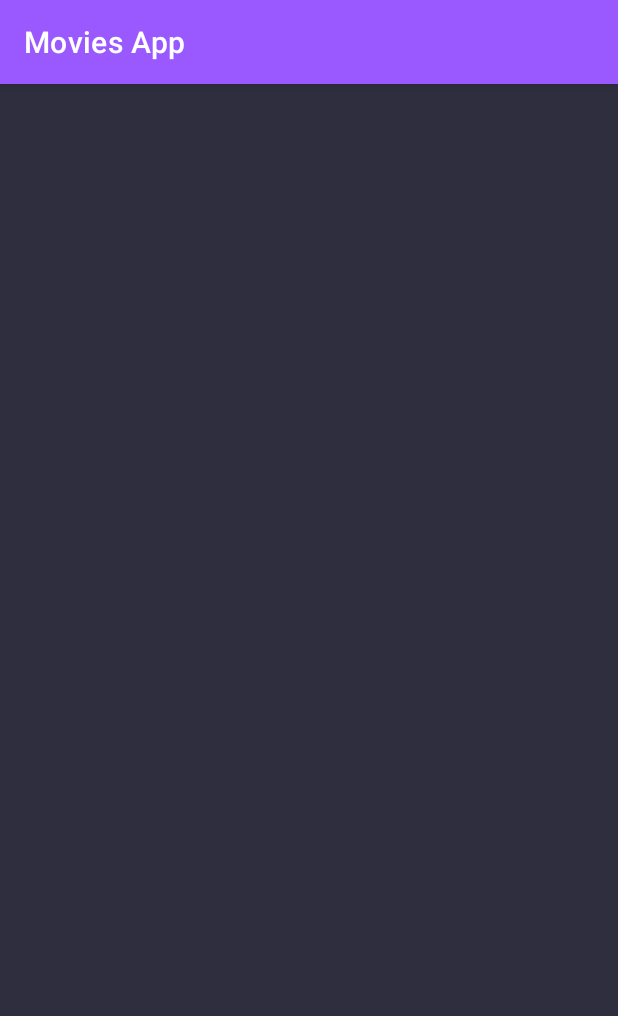
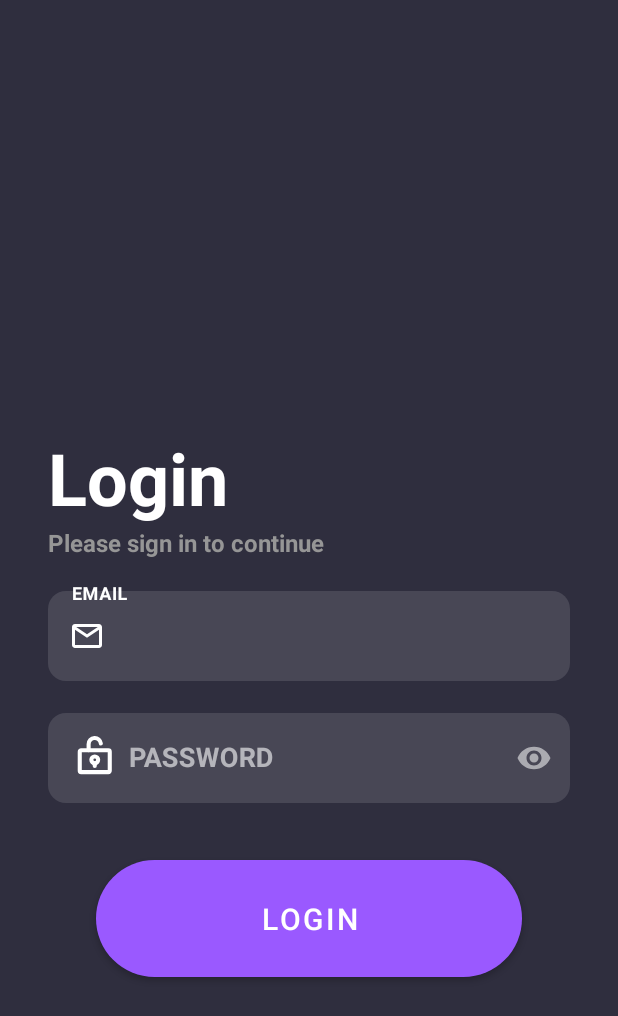
Before and after one commit to punnales/movies_app, an Android app: the screen it shows after launch (MainActivity), on a phone screen of 412 x 824 dp. Shown: the top 1016 px of the screen. Run offline under Robolectric (Android 15) with nearby library versions, the phone set to English and light mode, and no system bars; our stand-ins replace Dagger/Hilt's generated code; 1 statement that could not run was skipped.

Commit message:
Add: Login fragment views.

```diff
--- a/app/src/main/java/com/punnales/moviesapp/presentation/login/LoginFragment.kt
+++ b/app/src/main/java/com/punnales/moviesapp/presentation/login/LoginFragment.kt
@@ -3,12 +3,13 @@ package com.punnales.moviesapp.presentation.login
 import android.os.Bundle
 import android.view.View
 import androidx.fragment.app.viewModels
+import com.punnales.moviesapp.R
 import com.punnales.moviesapp.core.mvi.*
 import com.punnales.moviesapp.databinding.FragmentLoginBinding
 import dagger.hilt.android.AndroidEntryPoint
 
 @AndroidEntryPoint
-class LoginFragment : AMviFragment<LoginFragment.UserIntent, LoginFragment.ViewState, LoginFragment.SingleEvent, LoginViewModel>() {
+class LoginFragment : AMviFragment<LoginFragment.UserIntent, LoginFragment.ViewState, LoginFragment.SingleEvent, LoginViewModel>(R.layout.fragment_login) {
 
     override val viewModel: LoginViewModel by viewModels()
 
@@ -20,13 +21,13 @@ class LoginFragment : AMviFragment<LoginFragment.UserIntent, LoginFragment.ViewS
     }
 
     override fun setupViews() {
-        TODO("Not yet implemented")
+
     }
 
     override fun render(viewState: ViewState) {
         when (viewState) {
-            ViewState.Idle -> TODO()
-            ViewState.Loading -> TODO()
+            ViewState.Idle -> {}
+            ViewState.Loading -> {}
         }
     }
 
@@ -35,7 +36,7 @@ class LoginFragment : AMviFragment<LoginFragment.UserIntent, LoginFragment.ViewS
     }
 
     sealed class UserIntent : MviIntent {
-        class Login(val user: String, val password: String): UserIntent()
+        class Login(val user: String, val password: String) : UserIntent()
     }
 
     sealed class ViewState : MviViewState {
--- /dev/null
+++ b/app/src/main/res/drawable/ic_baseline_email_24.xml
@@ -0,0 +1,5 @@
+<vector android:height="24dp" android:tint="#FFFFFF"
+    android:viewportHeight="24" android:viewportWidth="24"
+    android:width="24dp" xmlns:android="http://schemas.android.com/apk/res/android">
+    <path android:fillColor="@android:color/white" android:pathData="M20,4L4,4c-1.1,0 -1.99,0.9 -1.99,2L2,18c0,1.1 0.9,2 2,2h16c1.1,0 2,-0.9 2,-2L22,6c0,-1.1 -0.9,-2 -2,-2zM20,8l-8,5 -8,-5L4,6l8,5 8,-5v2z"/>
+</vector>
--- /dev/null
+++ b/app/src/main/res/drawable/ic_email.xml
@@ -0,0 +1,9 @@
+<vector xmlns:android="http://schemas.android.com/apk/res/android"
+    android:width="20dp"
+    android:height="16dp"
+    android:viewportWidth="20"
+    android:viewportHeight="16">
+  <path
+      android:pathData="M18,16H2C1.4696,16 0.9609,15.7893 0.5858,15.4142C0.2107,15.0391 0,14.5304 0,14V1.913C0.0224,1.3978 0.243,0.9112 0.6157,0.5547C0.9883,0.1982 1.4843,-0.0005 2,0H18C18.5304,0 19.0391,0.2107 19.4142,0.5858C19.7893,0.9609 20,1.4696 20,2V14C20,14.5304 19.7893,15.0391 19.4142,15.4142C19.0391,15.7893 18.5304,16 18,16ZM2,3.868V14H18V3.868L10,9.2L2,3.868ZM2.8,2L10,6.8L17.2,2H2.8Z"
+      android:fillColor="#FFFFFF"/>
+</vector>
--- /dev/null
+++ b/app/src/main/res/drawable/ic_password.xml
@@ -0,0 +1,19 @@
+<vector android:height="30dp" android:viewportHeight="33"
+    android:viewportWidth="33" android:width="30dp" xmlns:android="http://schemas.android.com/apk/res/android">
+    <path android:fillColor="#00000000"
+        android:pathData="M16.6875,20.7333C18.0682,20.7333 19.1875,19.614 19.1875,18.2333C19.1875,16.8526 18.0682,15.7333 16.6875,15.7333C15.3068,15.7333 14.1875,16.8526 14.1875,18.2333C14.1875,19.614 15.3068,20.7333 16.6875,20.7333Z"
+        android:strokeColor="#fff" android:strokeLineCap="round"
+        android:strokeLineJoin="round" android:strokeWidth="3"/>
+    <path android:fillColor="#00000000"
+        android:pathData="M16.6875,20.7333V22.7333"
+        android:strokeColor="#fff" android:strokeLineCap="round"
+        android:strokeLineJoin="round" android:strokeWidth="3"/>
+    <path android:fillColor="#00000000"
+        android:pathData="M26.6875,11.2333H6.6875C6.1352,11.2333 5.6875,11.681 5.6875,12.2333V26.2333C5.6875,26.7856 6.1352,27.2333 6.6875,27.2333H26.6875C27.2398,27.2333 27.6875,26.7856 27.6875,26.2333V12.2333C27.6875,11.681 27.2398,11.2333 26.6875,11.2333Z"
+        android:strokeColor="#fff" android:strokeLineCap="round"
+        android:strokeLineJoin="round" android:strokeWidth="3"/>
+    <path android:fillColor="#00000000"
+        android:pathData="M12.1875,11.2333V6.7333C12.1805,5.5785 12.6178,4.4652 13.4088,3.6238C14.1998,2.7824 15.284,2.2774 16.4371,2.2132C17.5901,2.1489 18.7237,2.5304 19.6033,3.2787C20.4829,4.027 21.0411,5.0848 21.1625,6.2333"
+        android:strokeColor="#fff" android:strokeLineCap="round"
+        android:strokeLineJoin="round" android:strokeWidth="3"/>
+</vector>
--- a/app/src/main/res/layout/fragment_login.xml
+++ b/app/src/main/res/layout/fragment_login.xml
@@ -1,6 +1,102 @@
 <?xml version="1.0" encoding="utf-8"?>
 <androidx.constraintlayout.widget.ConstraintLayout xmlns:android="http://schemas.android.com/apk/res/android"
+    xmlns:app="http://schemas.android.com/apk/res-auto"
     android:layout_width="match_parent"
     android:layout_height="match_parent">
 
+    <com.google.android.material.textview.MaterialTextView
+        android:id="@+id/tv_login_title"
+        android:layout_width="wrap_content"
+        android:layout_height="wrap_content"
+        android:layout_marginTop="64dp"
+        android:text="@string/login"
+        android:textColor="@color/white"
+        android:textSize="48sp"
+        android:textStyle="bold"
+        app:layout_constraintStart_toStartOf="@+id/til_login_email"
+        app:layout_constraintTop_toBottomOf="@+id/iv_login_image" />
+
+    <androidx.appcompat.widget.AppCompatImageView
+        android:id="@+id/iv_login_image"
+        android:layout_width="170dp"
+        android:layout_height="170dp"
+        app:layout_constraintBottom_toBottomOf="parent"
+        app:layout_constraintEnd_toEndOf="parent"
+        app:layout_constraintStart_toStartOf="parent"
+        app:layout_constraintTop_toTopOf="parent"
+        app:layout_constraintVertical_bias="0.08" />
+
+    <com.google.android.material.textview.MaterialTextView
+        android:id="@+id/tv_login_subtitle"
+        android:layout_width="wrap_content"
+        android:layout_height="wrap_content"
+        android:text="@string/login_subtitle"
+        android:textColor="@color/stroke_gray"
+        android:textSize="16sp"
+        android:textStyle="bold"
+        app:layout_constraintStart_toStartOf="@+id/til_login_email"
+        app:layout_constraintTop_toBottomOf="@+id/tv_login_title" />
+
+    <com.google.android.material.textfield.TextInputLayout
+        android:id="@+id/til_login_email"
+        style="@style/MovieApp.TextInputLayout"
+        android:layout_width="0dp"
+        android:layout_height="wrap_content"
+        android:layout_marginStart="32dp"
+        android:layout_marginTop="16dp"
+        android:layout_marginEnd="32dp"
+        android:hint="@string/email"
+        app:layout_constraintEnd_toEndOf="parent"
+        app:layout_constraintStart_toStartOf="parent"
+        app:layout_constraintTop_toBottomOf="@+id/tv_login_subtitle">
+
+        <com.google.android.material.textfield.TextInputEditText
+            android:id="@+id/et_login_email"
+            style="@style/MovieApp.TextInputEditText"
+            android:layout_width="match_parent"
+            android:layout_height="60dp"
+            android:drawableStart="@drawable/ic_email"
+            android:inputType="textEmailAddress" />
+    </com.google.android.material.textfield.TextInputLayout>
+
+
+    <com.google.android.material.textfield.TextInputLayout
+        android:id="@+id/til_login_password"
+        style="@style/MovieApp.TextInputLayout"
+        android:layout_width="0dp"
+        android:layout_height="wrap_content"
+        android:layout_marginStart="32dp"
+        android:layout_marginTop="16dp"
+        android:layout_marginEnd="32dp"
+        android:hint="@string/password"
+        app:endIconMode="password_toggle"
+        app:layout_constraintEnd_toEndOf="parent"
+        app:layout_constraintHorizontal_bias="0.0"
+        app:layout_constraintStart_toStartOf="parent"
+        app:layout_constraintTop_toBottomOf="@+id/til_login_email">
+
+        <com.google.android.material.textfield.TextInputEditText
+            android:id="@+id/et_login_password"
+            style="@style/MovieApp.TextInputEditText"
+            android:layout_width="match_parent"
+            android:layout_height="60dp"
+            android:drawableStart="@drawable/ic_password"
+            android:inputType="textPassword" />
+    </com.google.android.material.textfield.TextInputLayout>
+
+    <com.google.android.material.button.MaterialButton
+        style="@style/Widget.MaterialComponents.Button"
+        android:layout_width="0dp"
+        android:layout_height="90dp"
+        android:layout_marginStart="32dp"
+        android:layout_marginTop="32dp"
+        android:layout_marginEnd="32dp"
+        android:text="@string/login"
+        android:textSize="20sp"
+        app:layout_constraintEnd_toEndOf="@+id/til_login_password"
+        app:layout_constraintStart_toStartOf="@+id/til_login_password"
+        app:layout_constraintTop_toBottomOf="@+id/til_login_password"
+        app:shapeAppearance="@style/MovieApp.PrimaryButtonShapeAppearance" />
+
+
 </androidx.constraintlayout.widget.ConstraintLayout>
--- a/app/src/main/res/values/colors.xml
+++ b/app/src/main/res/values/colors.xml
@@ -4,6 +4,7 @@
     <color name="black_variant">#3C3D51</color>
     <color name="purple_primary">#9A59FF</color>
     <color name="purple_variant">#A05BC2</color>
+    <color name="stroke_gray">#969696</color>
     <color name="black">#FF000000</color>
     <color name="white">#FFFFFFFF</color>
 </resources>
--- a/app/src/main/res/values/strings.xml
+++ b/app/src/main/res/values/strings.xml
@@ -1,3 +1,7 @@
 <resources>
     <string name="app_name">Movies App</string>
+    <string name="email">EMAIL</string>
+    <string name="password">PASSWORD</string>
+    <string name="login_subtitle">Please sign in to continue</string>
+    <string name="login">Login</string>
 </resources>
--- a/app/src/main/res/values/themes.xml
+++ b/app/src/main/res/values/themes.xml
@@ -1,16 +1,47 @@
 <resources xmlns:tools="http://schemas.android.com/tools">
     <!-- Base application theme. -->
-    <style name="Theme.MoviesApp" parent="Theme.MaterialComponents.DayNight.DarkActionBar">
+    <style name="Theme.MoviesApp" parent="Theme.MaterialComponents.DayNight.NoActionBar">
         <!-- Primary brand color. -->
         <item name="colorPrimary">@color/purple_primary</item>
         <item name="colorPrimaryVariant">@color/purple_variant</item>
         <item name="colorOnPrimary">@color/white</item>
 
+
         <item name="colorSurface">@color/black_variant</item>
+        <item name="colorOnSurface">@color/white</item>
+        <item name="colorOnPrimarySurface">@color/white</item>
         <item name="android:colorBackground">@color/black_primary</item>
 
         <!-- Status bar color. -->
         <item name="android:statusBarColor" tools:targetApi="l">?attr/colorPrimaryVariant</item>
         <!-- Customize your theme here. -->
     </style>
+
+    <style name="MovieApp.TextInputLayout" parent="">
+        <item name="boxBackgroundMode">outline</item>
+        <item name="boxStrokeWidth">0dp</item>
+        <item name="boxStrokeWidthFocused">0dp</item>
+        <item name="hintTextColor">@color/white</item>
+        <item name="shapeAppearanceOverlay">@style/MovieApp.TextInputShapeAppearance</item>
+    </style>
+
+    <style name="MovieApp.TextInputEditText" parent="Widget.AppCompat.EditText">
+        <item name="android:drawablePadding">8dp</item>
+        <item name="android:includeFontPadding">false</item>
+        <item name="android:inputType">textPassword</item>
+        <item name="maxLines">1</item>
+        <item name="android:paddingTop">0dp</item>
+        <item name="android:paddingBottom">0dp</item>
+        <item name="android:textColor">@color/white</item>
+        <item name="android:textStyle">bold</item>
+        <item name="textInputLayoutFocusedRectEnabled">true</item>
+    </style>
+
+    <style name="MovieApp.PrimaryButtonShapeAppearance" parent="ShapeAppearance.MaterialComponents.MediumComponent">
+        <item name="cornerSize">50%</item>
+    </style>
+
+    <style name="MovieApp.TextInputShapeAppearance" parent="ShapeAppearance.MaterialComponents.MediumComponent">
+        <item name="cornerSize">20%</item>
+    </style>
 </resources>
```
